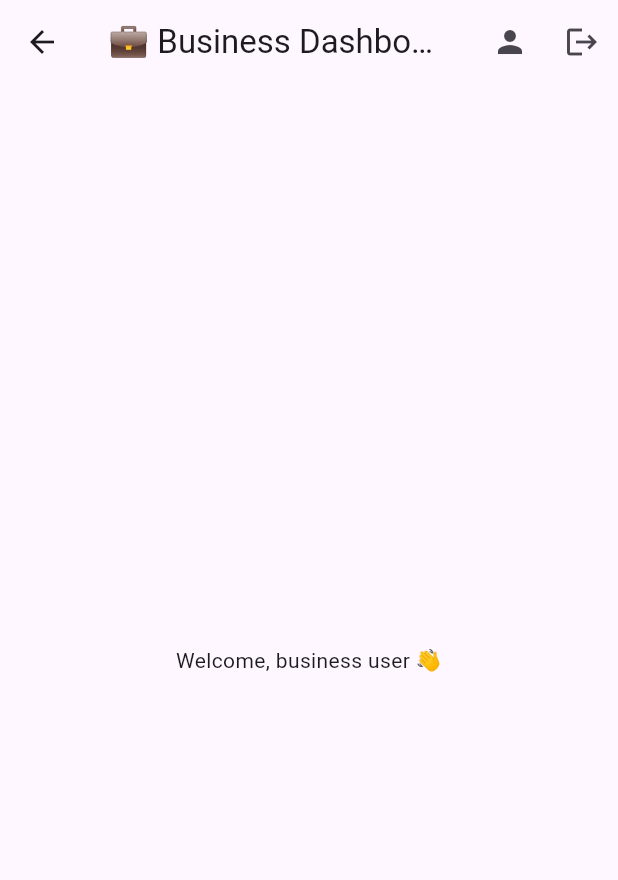
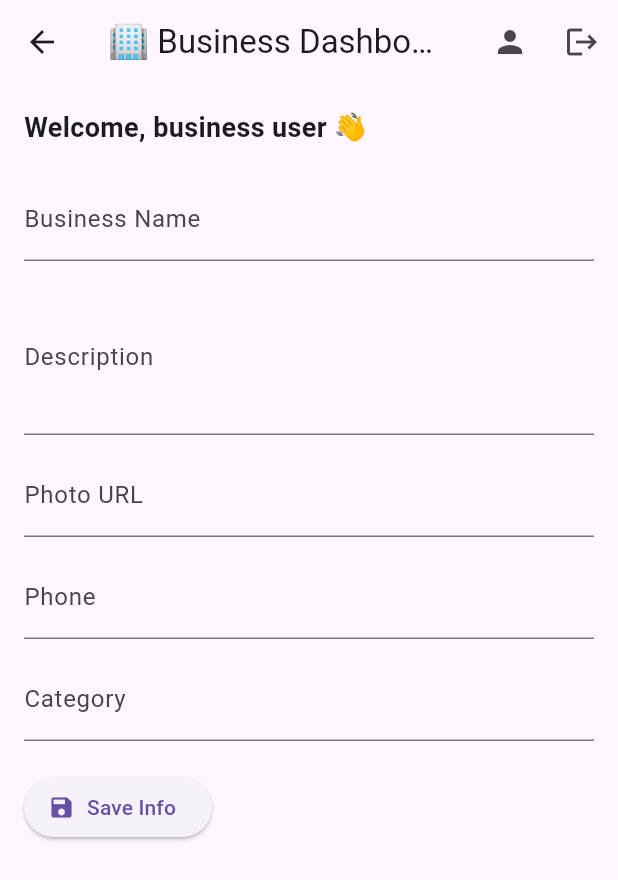
Before and after one commit to pasindujayakodi77/ceylon, a Flutter app: the BusinessDashboardScreen screen opened directly, on a phone screen of 412 x 824 dp. Shown: the top 880 px of the screen. Run offline on Flutter 3.47's test engine with Material 3 defaults, Android fonts, the phone set to English and light mode, and no system bars; our stand-ins replace cloud_firestore, firebase_auth, firebase_core, firebase_messaging, flutter_bloc, flutter_local_notifications and 6 more; accounts and stored records are empty.

Commit message:
feat: Replace BusinessDashboard with BusinessDashboardScreen and implement business data management✏️

```diff
--- a/lib/features/auth/presentation/screens/role_router.dart
+++ b/lib/features/auth/presentation/screens/role_router.dart
@@ -1,4 +1,4 @@
-import 'package:ceylon/features/home/presentation/screens/business_dashboard.dart';
+import 'package:ceylon/features/business/presentation/screens/business_dashboard_screen.dart';
 import 'package:ceylon/features/home/presentation/screens/home_screen.dart';
 import 'package:cloud_firestore/cloud_firestore.dart';
 import 'package:firebase_auth/firebase_auth.dart';
--- /dev/null
+++ b/lib/features/business/presentation/screens/business_dashboard_screen.dart
@@ -0,0 +1,178 @@
+import 'package:cloud_firestore/cloud_firestore.dart';
+import 'package:firebase_auth/firebase_auth.dart';
+import 'package:flutter/material.dart';
+import '../../../profile/presentation/screens/profile_screen.dart';
+import '../../../auth/presentation/screens/login_screen.dart';
+
+class BusinessDashboardScreen extends StatefulWidget {
+  const BusinessDashboardScreen({super.key});
+
+  @override
+  State<BusinessDashboardScreen> createState() =>
+      _BusinessDashboardScreenState();
+}
+
+class _BusinessDashboardScreenState extends State<BusinessDashboardScreen> {
+  void _logout(BuildContext context) async {
+    await FirebaseAuth.instance.signOut();
+    if (context.mounted) {
+      Navigator.pushReplacement(
+        context,
+        MaterialPageRoute(builder: (_) => const LoginScreen()),
+      );
+    }
+  }
+
+  final _formKey = GlobalKey<FormState>();
+  final _nameCtrl = TextEditingController();
+  final _descCtrl = TextEditingController();
+  final _photoCtrl = TextEditingController();
+  final _phoneCtrl = TextEditingController();
+  final _categoryCtrl = TextEditingController();
+
+  bool _loading = false;
+  String? _businessId;
+
+  @override
+  void initState() {
+    super.initState();
+    _loadBusinessData();
+  }
+
+  Future<void> _loadBusinessData() async {
+    final uid = FirebaseAuth.instance.currentUser!.uid;
+    final snap = await FirebaseFirestore.instance
+        .collection('businesses')
+        .where('ownerId', isEqualTo: uid)
+        .limit(1)
+        .get();
+
+    if (snap.docs.isNotEmpty) {
+      final doc = snap.docs.first;
+      _businessId = doc.id;
+      final data = doc.data();
+      _nameCtrl.text = data['name'] ?? '';
+      _descCtrl.text = data['description'] ?? '';
+      _photoCtrl.text = data['photo'] ?? '';
+      _phoneCtrl.text = data['phone'] ?? '';
+      _categoryCtrl.text = data['category'] ?? '';
+    }
+    setState(() {});
+  }
+
+  Future<void> _saveBusiness() async {
+    if (!_formKey.currentState!.validate()) return;
+    setState(() => _loading = true);
+
+    final uid = FirebaseAuth.instance.currentUser!.uid;
+    final data = {
+      'ownerId': uid,
+      'name': _nameCtrl.text.trim(),
+      'description': _descCtrl.text.trim(),
+      'photo': _photoCtrl.text.trim(),
+      'phone': _phoneCtrl.text.trim(),
+      'category': _categoryCtrl.text.trim(),
+      'updated_at': FieldValue.serverTimestamp(),
+    };
+
+    if (_businessId == null) {
+      // create new
+      final ref = await FirebaseFirestore.instance
+          .collection('businesses')
+          .add(data);
+      _businessId = ref.id;
+    } else {
+      // update existing
+      await FirebaseFirestore.instance
+          .collection('businesses')
+          .doc(_businessId)
+          .update(data);
+    }
+
+    setState(() => _loading = false);
+    ScaffoldMessenger.of(
+      context,
+    ).showSnackBar(const SnackBar(content: Text('✅ Business info saved')));
+  }
+
+  @override
+  Widget build(BuildContext context) {
+    return Scaffold(
+      appBar: AppBar(
+        title: const Text('🏢 Business Dashboard'),
+        actions: [
+          IconButton(
+            icon: const Icon(Icons.person),
+            onPressed: () {
+              Navigator.push(
+                context,
+                MaterialPageRoute(builder: (_) => const ProfileScreen()),
+              );
+            },
+          ),
+          IconButton(
+            icon: const Icon(Icons.logout),
+            onPressed: () => _logout(context),
+          ),
+        ],
+      ),
+      body: _loading
+          ? const Center(child: CircularProgressIndicator())
+          : SingleChildScrollView(
+              padding: const EdgeInsets.all(16),
+              child: Form(
+                key: _formKey,
+                child: Column(
+                  crossAxisAlignment: CrossAxisAlignment.start,
+                  children: [
+                    const Text(
+                      "Welcome, business user 👋",
+                      style: TextStyle(
+                        fontSize: 18,
+                        fontWeight: FontWeight.bold,
+                      ),
+                    ),
+                    const SizedBox(height: 20),
+                    TextFormField(
+                      controller: _nameCtrl,
+                      decoration: const InputDecoration(
+                        labelText: 'Business Name',
+                      ),
+                      validator: (v) => v!.isEmpty ? 'Enter a name' : null,
+                    ),
+                    const SizedBox(height: 12),
+                    TextFormField(
+                      controller: _descCtrl,
+                      decoration: const InputDecoration(
+                        labelText: 'Description',
+                      ),
+                      maxLines: 3,
+                    ),
+                    const SizedBox(height: 12),
+                    TextFormField(
+                      controller: _photoCtrl,
+                      decoration: const InputDecoration(labelText: 'Photo URL'),
+                    ),
+                    const SizedBox(height: 12),
+                    TextFormField(
+                      controller: _phoneCtrl,
+                      decoration: const InputDecoration(labelText: 'Phone'),
+                    ),
+                    const SizedBox(height: 12),
+                    TextFormField(
+                      controller: _categoryCtrl,
+                      decoration: const InputDecoration(labelText: 'Category'),
+                    ),
+                    const SizedBox(height: 20),
+                    ElevatedButton.icon(
+                      onPressed: _saveBusiness,
+                      icon: const Icon(Icons.save),
+                      label: const Text('Save Info'),
+                    ),
+                  ],
+                ),
+              ),
+            ),
+    );
+  }
+}
--- a/lib/features/home/presentation/screens/business_dashboard.dart
+++ /dev/null
@@ -1,43 +0,0 @@
-import 'package:firebase_auth/firebase_auth.dart';
-import 'package:flutter/material.dart';
-import '../../../profile/presentation/screens/profile_screen.dart';
-import '../../../auth/presentation/screens/login_screen.dart';
-
-class BusinessDashboardScreen extends StatelessWidget {
-  const BusinessDashboardScreen({super.key});
-
-  void _logout(BuildContext context) async {
-    await FirebaseAuth.instance.signOut();
-    if (context.mounted) {
-      Navigator.pushReplacement(
-        context,
-        MaterialPageRoute(builder: (_) => const LoginScreen()),
-      );
-    }
-  }
-
-  @override
-  Widget build(BuildContext context) {
-    return Scaffold(
-      appBar: AppBar(
-        title: const Text("💼 Business Dashboard"),
-        actions: [
-          IconButton(
-            icon: const Icon(Icons.person),
-            onPressed: () {
-              Navigator.push(
-                context,
-                MaterialPageRoute(builder: (_) => const ProfileScreen()),
-              );
-            },
-          ),
-          IconButton(
-            icon: const Icon(Icons.logout),
-            onPressed: () => _logout(context),
-          ),
-        ],
-      ),
-      body: const Center(child: Text("Welcome, business user 👋")),
-    );
-  }
-}
```
